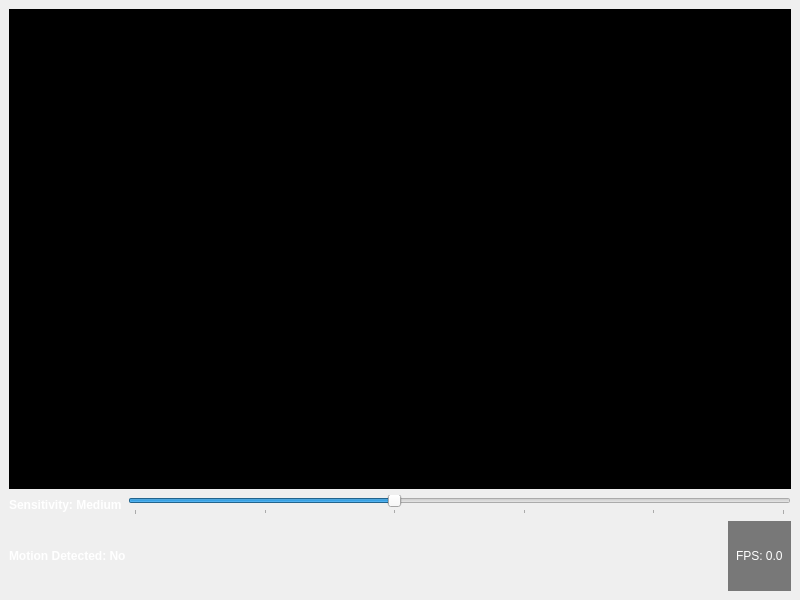
Qt form mainwindow.ui (ProgerPoRaschety/Glazochek) before a commit.
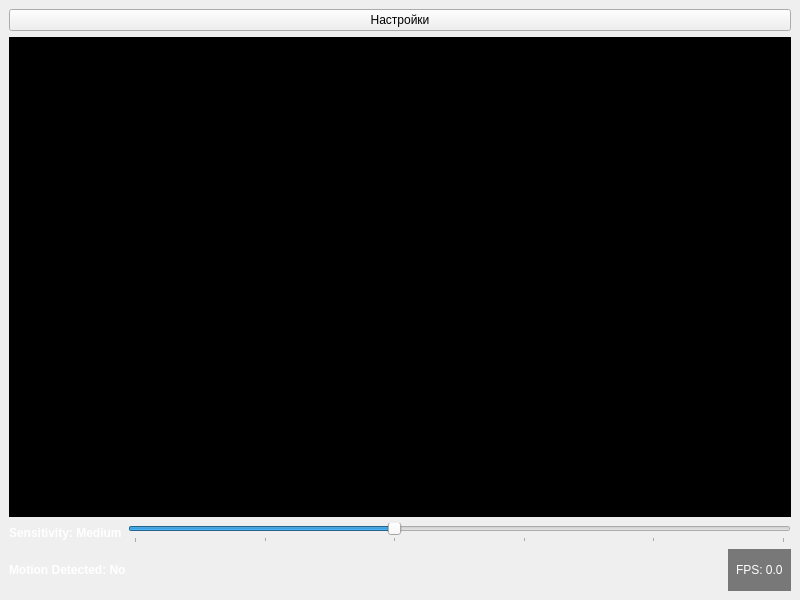
The same form after that commit.

What changed in the file:
```diff
--- a/mainwindow.ui
+++ b/mainwindow.ui
@@ -15,6 +15,13 @@
   </property>
   <widget class="QWidget" name="centralwidget">
    <layout class="QVBoxLayout" name="verticalLayout">
+    <item>
+     <widget class="QPushButton" name="settings_button">
+      <property name="text">
+       <string>Настройки</string>
+      </property>
+     </widget>
+    </item>
     <item>
      <widget class="QLabel" name="cameraLabel">
       <property name="minimumSize">
```
Left out of the diff: 8 changed lines with no effect on the pictures.
